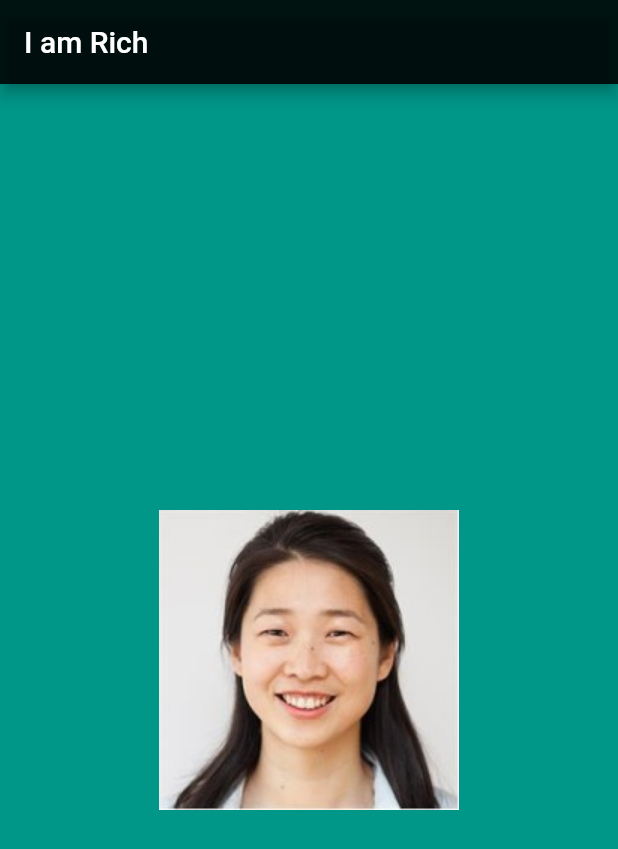
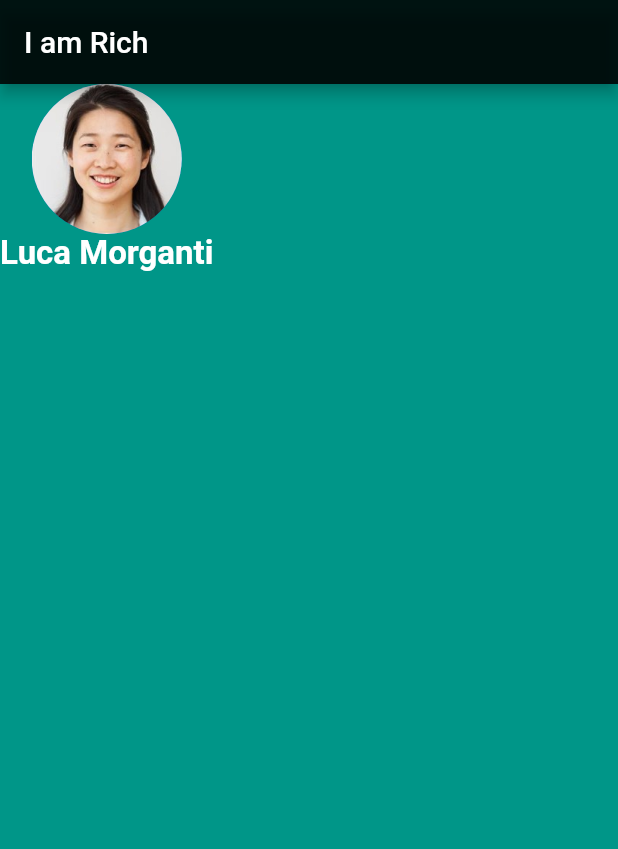
Before and after one commit to morgantiweb/flutter_application_1, a Flutter app: the screen it shows after launch, on a phone screen of 412 x 824 dp. Shown: the top 849 px of the screen. Run offline on Flutter 3.47's test engine with Material 2 defaults, Android fonts, the phone set to English and light mode, and no system bars.

Commit message:
business card start

```diff
--- a/lib/main.dart
+++ b/lib/main.dart
@@ -17,11 +17,16 @@ class MyApp extends StatelessWidget {
           backgroundColor: Colors.black87,
           title: const Text('I am Rich'),
         ),
-        body: const Center(
-          child: const Image(
-              image: AssetImage(
-                  'images/test.jpg')),
-        ),
+        body: Column(children: const <Widget>[
+          CircleAvatar(
+              radius: 50.0, backgroundImage: AssetImage('images/test.jpg')),
+          Text('Luca Morganti',
+              style: TextStyle(
+                fontSize: 22,
+                color: Colors.white,
+                fontWeight: FontWeight.bold
+              ))
+        ]),
       ),
     );
   }
```
